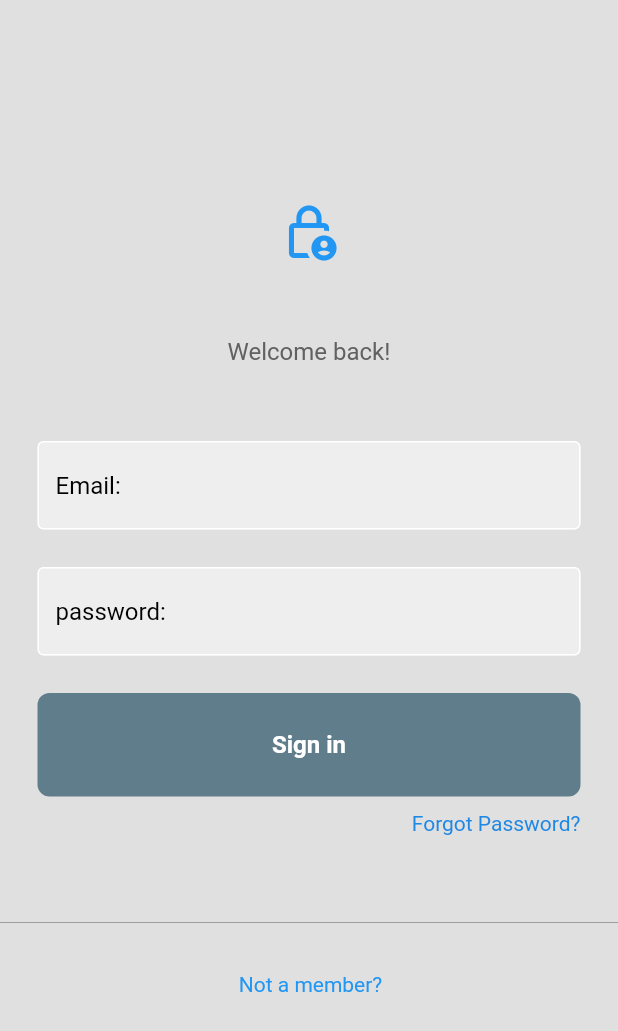
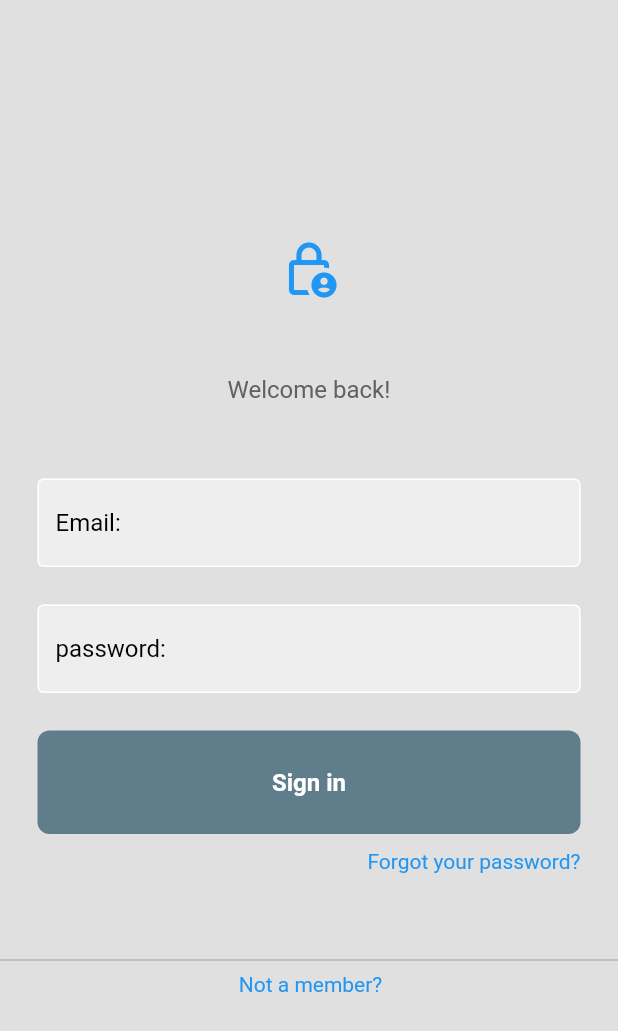
Before and after one commit to SebastianSlangerup/step_counter, a Flutter app: the screen it shows after launch, on a phone screen of 412 x 824 dp. Shown: the top 1031 px of the screen. Run offline on Flutter 3.47's test engine with Material 2 defaults, Android fonts, the phone set to English and light mode, and no system bars; our stand-ins replace firebase_auth, firebase_core, pedometer, shared_preferences; accounts and stored records are empty.

Commit message:
[WIP] Working on password reset

```diff
--- a/lib/components/discrete_button.dart
+++ b/lib/components/discrete_button.dart
@@ -23,15 +23,11 @@ class _DiscreteButtonState extends State<DiscreteButton> {
     return Listener(
       child: GestureDetector(
         onTap: widget.onTap,
-        child: Container(
-          padding: const EdgeInsets.all(25),
-          margin: const EdgeInsets.symmetric(horizontal: 25),
-          child: Center(
-            child: Text(
-              widget.text,
-              style: TextStyle(
-                color: isTouching ? Colors.white : Colors.blue,
-              ),
+        child: Center(
+          child: Text(
+            widget.text,
+            style: TextStyle(
+              color: isTouching ? Colors.white : Colors.blue,
             ),
           ),
         ),
--- a/lib/pages/login_page.dart
+++ b/lib/pages/login_page.dart
@@ -95,6 +95,21 @@ class _LoginPageState extends State<LoginPage> {
     }
   }
 
+  void resetPassword() async{
+    // await FirebaseAuth.instance.confirmPasswordReset(code: code, newPassword: newPassword)
+
+    showDialog(
+    context: context,
+    builder: (context) {
+      return const AlertDialog(
+        title: Text(
+          "Not implemented!",
+          style: TextStyle(),
+        ),
+      );
+    });
+  }
+
   Future gotoSignup() async {
     return await Navigator.pushReplacementNamed(context, '/signup');
   }
@@ -155,11 +170,7 @@ class _LoginPageState extends State<LoginPage> {
                 child: Row(
                   mainAxisAlignment: MainAxisAlignment.end,
                   children: [
-                    Text(
-                      //TODO Make this a button to redirect
-                      'Forgot Password?',
-                      style: TextStyle(color: Colors.blue[600]),
-                    ),
+                    DiscreteButton(onTap: resetPassword, text: "Forgot your password?")
                   ],
                 ),
               ),
```
